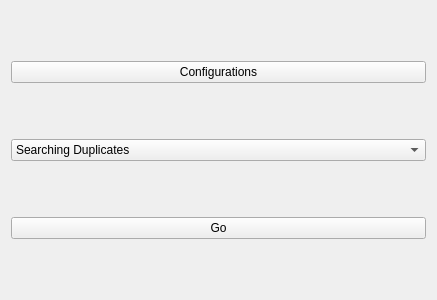
First picture: the form in welcome.ui, repository Timoniche/FileUtilities, before the edit.
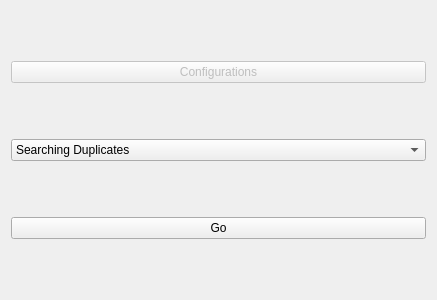
Second picture: the form after the edit.

Patch:
```diff
--- a/welcome.ui
+++ b/welcome.ui
@@ -16,6 +16,9 @@
   <layout class="QVBoxLayout" name="verticalLayout">
    <item>
     <widget class="QPushButton" name="pushButton_2">
+     <property name="enabled">
+      <bool>false</bool>
+     </property>
      <property name="text">
       <string>Configurations</string>
      </property>
```
